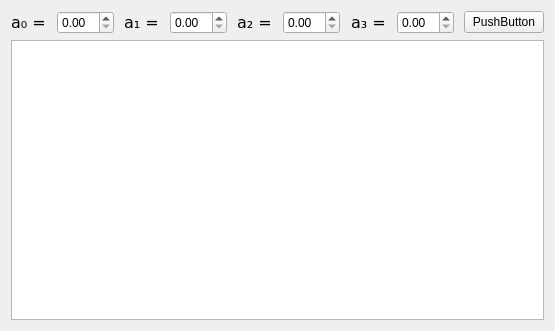
Old version of the form Lab1/GUI.ui in the repository JC-labs/Experiment_Planning_theory_Labs.
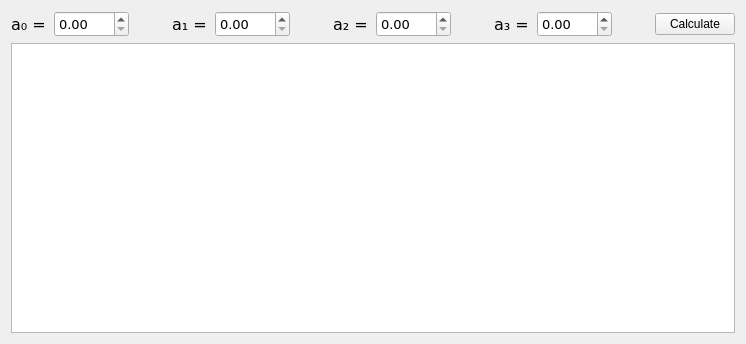
New version of the form.

```diff
--- a/Lab1/GUI.ui
+++ b/Lab1/GUI.ui
@@ -6,8 +6,8 @@
    <rect>
     <x>0</x>
     <y>0</y>
-    <width>555</width>
-    <height>331</height>
+    <width>746</width>
+    <height>344</height>
    </rect>
   </property>
   <property name="windowTitle">
@@ -16,6 +16,9 @@
   <layout class="QVBoxLayout" name="verticalLayout">
    <item>
     <layout class="QHBoxLayout" name="horizontalLayout" stretch="0,3,0,0,3,0,0,3,0,0,3,0,2">
+     <property name="spacing">
+      <number>3</number>
+     </property>
      <item>
       <widget class="QLabel" name="label">
        <property name="font">
@@ -30,7 +33,14 @@
       </widget>
      </item>
      <item>
-      <widget class="QDoubleSpinBox" name="a_0"/>
+      <widget class="QDoubleSpinBox" name="a_0">
+       <property name="font">
+        <font>
+         <family>Verdana</family>
+         <pointsize>10</pointsize>
+        </font>
+       </property>
+      </widget>
      </item>
      <item>
       <spacer name="horizontalSpacer">
@@ -59,7 +69,14 @@
       </widget>
      </item>
      <item>
-      <widget class="QDoubleSpinBox" name="a_1"/>
+      <widget class="QDoubleSpinBox" name="a_1">
+       <property name="font">
+        <font>
+         <family>Verdana</family>
+         <pointsize>10</pointsize>
+        </font>
+       </property>
+      </widget>
      </item>
      <item>
       <spacer name="horizontalSpacer_2">
@@ -88,7 +105,14 @@
       </widget>
      </item>
      <item>
-      <widget class="QDoubleSpinBox" name="a_2"/>
+      <widget class="QDoubleSpinBox" name="a_2">
+       <property name="font">
+        <font>
+         <family>Verdana</family>
+         <pointsize>10</pointsize>
+        </font>
+       </property>
+      </widget>
      </item>
      <item>
       <spacer name="horizontalSpacer_3">
@@ -117,7 +141,14 @@
       </widget>
      </item>
      <item>
-      <widget class="QDoubleSpinBox" name="a_3"/>
+      <widget class="QDoubleSpinBox" name="a_3">
+       <property name="font">
+        <font>
+         <family>Verdana</family>
+         <pointsize>10</pointsize>
+        </font>
+       </property>
+      </widget>
      </item>
      <item>
       <spacer name="horizontalSpacer_4">
@@ -135,7 +166,7 @@
      <item>
       <widget class="QPushButton" name="pushButton">
        <property name="text">
-        <string>PushButton</string>
+        <string>Calculate</string>
        </property>
       </widget>
      </item>
```
Left out of the diff: 2 changed lines with no effect on the pictures.
